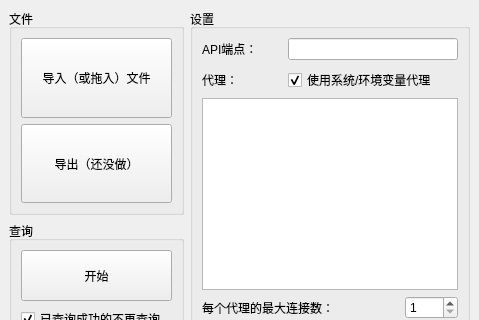
Glucy-2/OpenAI-API-Key-Verify, file gui/main_form.ui: the form before one commit; both pictures show x 0 to 479 and y 0 to 320 of the 479 by 671 pixel window.
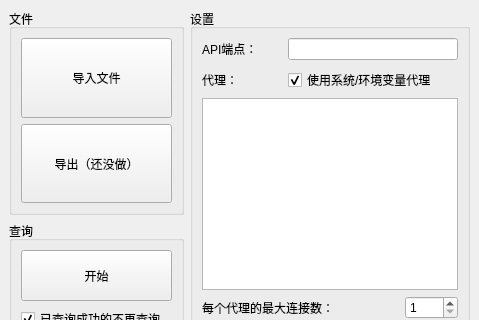
The form after the commit.

Commit message: 删除多余内容

Diff of the .ui file:
```diff
--- a/gui/main_form.ui
+++ b/gui/main_form.ui
@@ -162,7 +162,7 @@
           </sizepolicy>
          </property>
          <property name="text">
-          <string>导入（或拖入）文件</string>
+          <string>导入文件</string>
          </property>
         </widget>
        </item>
```
The commit also changes 1 other file.
